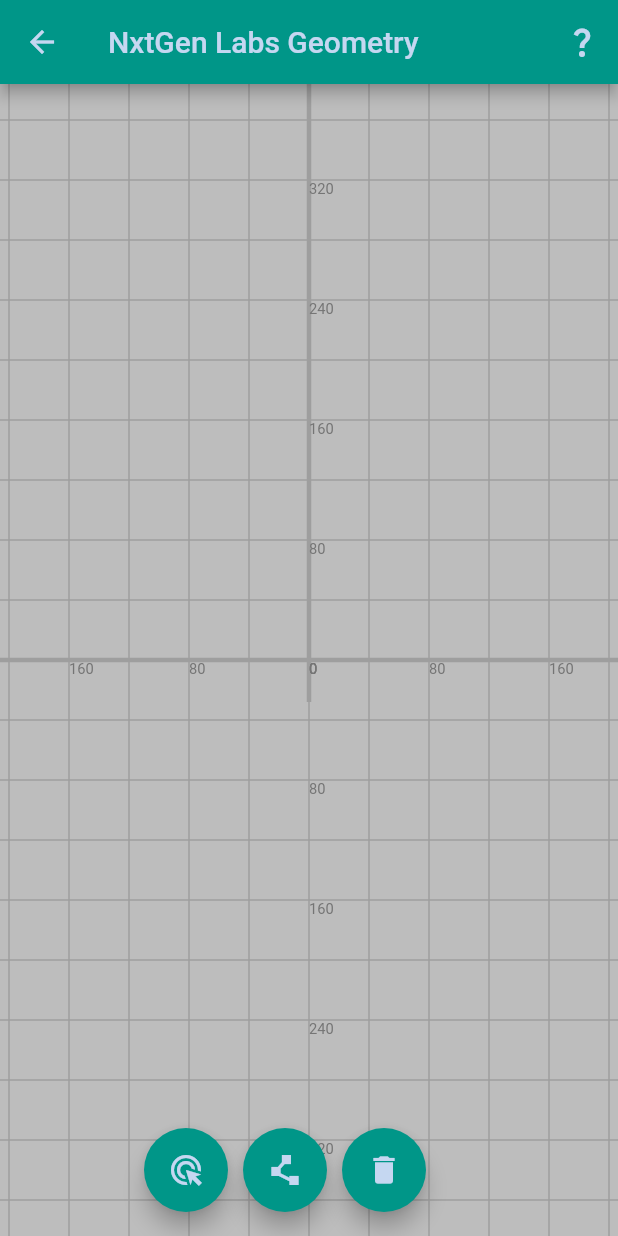
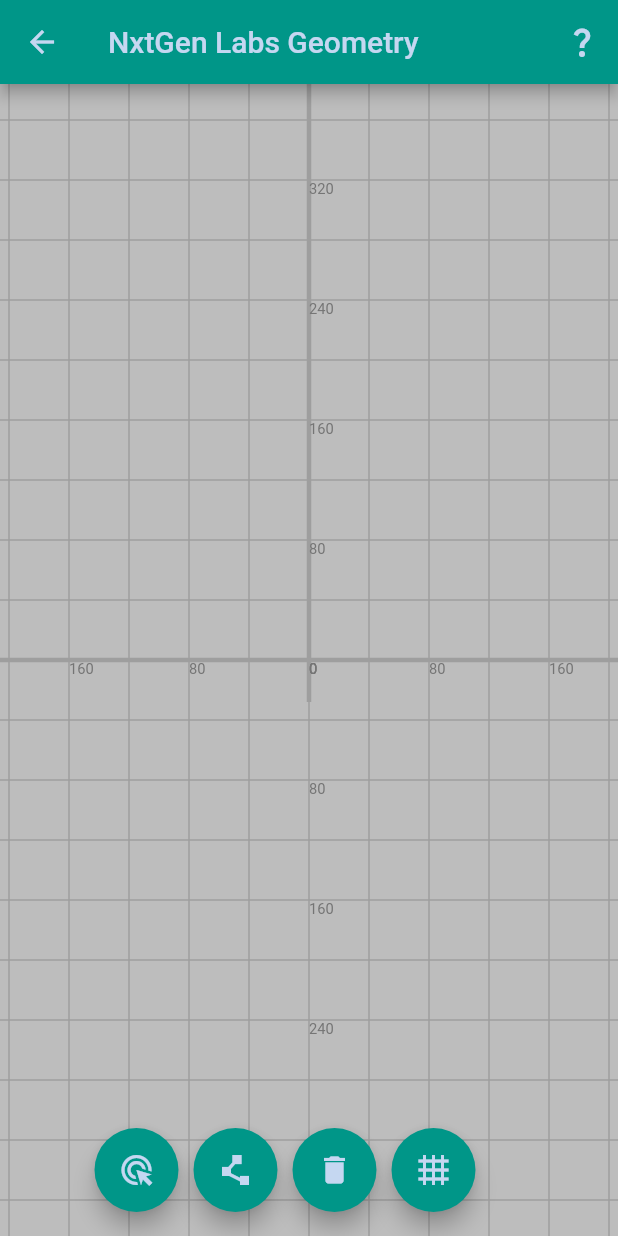
Before and after one commit to donald-88/math_geo, a Flutter app: the TransFormationsLevels screen opened by its route, after a tap on an icon or button, on a phone screen of 412 x 824 dp. Run offline on Flutter 3.47's test engine with Material 2 defaults, Android fonts, the phone set to English and light mode, and no system bars.

Commit message:
toogle grid visibility

```diff
--- a/lib/pages/topics/transformations/levels.dart
+++ b/lib/pages/topics/transformations/levels.dart
@@ -48,7 +48,7 @@ class TransFormationsLevels extends StatelessWidget {
             'Congratulations on wasting your valubale time on math youll never need anyway',
         rating: '3/3'),
     Levels(
-        level: '1',
+        level: '11',
         question: 'Ok, now im impressed. You guarranteed to ace that exam bro',
         rating: '3/3'),
   ];
--- a/lib/pages/topics/transformations/main.dart
+++ b/lib/pages/topics/transformations/main.dart
@@ -25,6 +25,8 @@ class _TransformationsState extends State<Transformations> {
   void onPanStart(DragStartDetails details) {
     linePainter.startStroke(details.localPosition);
   }
+
+  bool isVisible = true;
 
   @override
   void initState() {
@@ -65,7 +67,11 @@ class _TransformationsState extends State<Transformations> {
               onPressed: _showDialog, icon: const Icon(Icons.question_mark))
         ],
       ),
-      floatingActionButton: const ToolBar(),
+      floatingActionButton: ToolBar(
+        onClick: () => setState(() {
+          isVisible = !isVisible;
+        }),
+      ),
       body: GestureDetector(
         onPanStart: onPanStart,
         child: RepaintBoundary(
@@ -75,7 +81,10 @@ class _TransformationsState extends State<Transformations> {
               width: MediaQuery.of(context).size.width,
               child: CustomPaint(
                 foregroundPainter: linePainter,
-                child: const MyGrid(),
+                child: Visibility(
+                  child: const MyGrid(),
+                  visible: isVisible,
+                ),
               )),
         ),
       ),
--- a/lib/widgets/toolbar.dart
+++ b/lib/widgets/toolbar.dart
@@ -1,25 +1,19 @@
 import 'package:flutter/material.dart';
 
-class ToolBar extends StatefulWidget {
-  const ToolBar({Key? key}) : super(key: key);
+class ToolBar extends StatelessWidget {
+  final void Function() onClick;
 
-  @override
-  State<ToolBar> createState() => _ToolBarState();
-}
-
-class _ToolBarState extends State<ToolBar> {
-  @override
+  ToolBar({required this.onClick});
   Widget build(BuildContext context) {
     return Row(
       mainAxisAlignment: MainAxisAlignment.center,
-      children: const [
+      children: [
         FloatingActionButton(
             heroTag: 'Line',
             backgroundColor: Colors.teal,
             foregroundColor: Color.fromARGB(224, 224, 224, 255),
             onPressed: _tapped,
-          child: Icon(Icons.ads_click)
-          ),
+            child: Icon(Icons.ads_click)),
         SizedBox(width: 10),
         FloatingActionButton(
           heroTag: 'point',
@@ -28,7 +22,7 @@ class _ToolBarState extends State<ToolBar> {
           onPressed: _tapped,
           child: Icon(Icons.polyline),
         ),
-          SizedBox(width:10),
+        SizedBox(width: 10),
         FloatingActionButton(
           heroTag: 'drag',
           backgroundColor: Colors.teal,
@@ -36,11 +30,17 @@ class _ToolBarState extends State<ToolBar> {
           onPressed: _tapped,
           child: Icon(Icons.delete),
         ),
+        SizedBox(width: 10),
+        FloatingActionButton(
+          heroTag: 'grid',
+          backgroundColor: Colors.teal,
+          foregroundColor: Color.fromARGB(224, 224, 224, 255),
+          onPressed: onClick,
+          child: Icon(Icons.grid_4x4),
+        ),
       ],
     );
   }
 }
 
-void _tapped(){
-
-}
+void _tapped() {}
```
Lines whose indentation alone changed are shown as unchanged.
